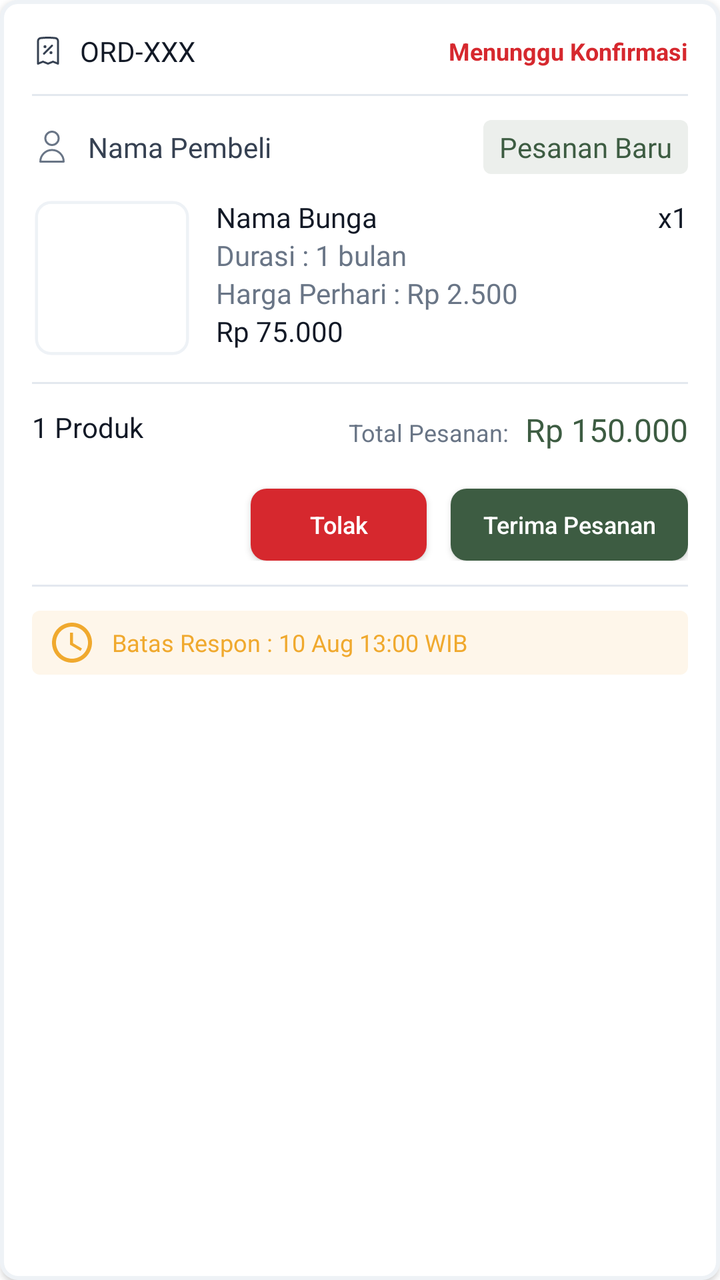
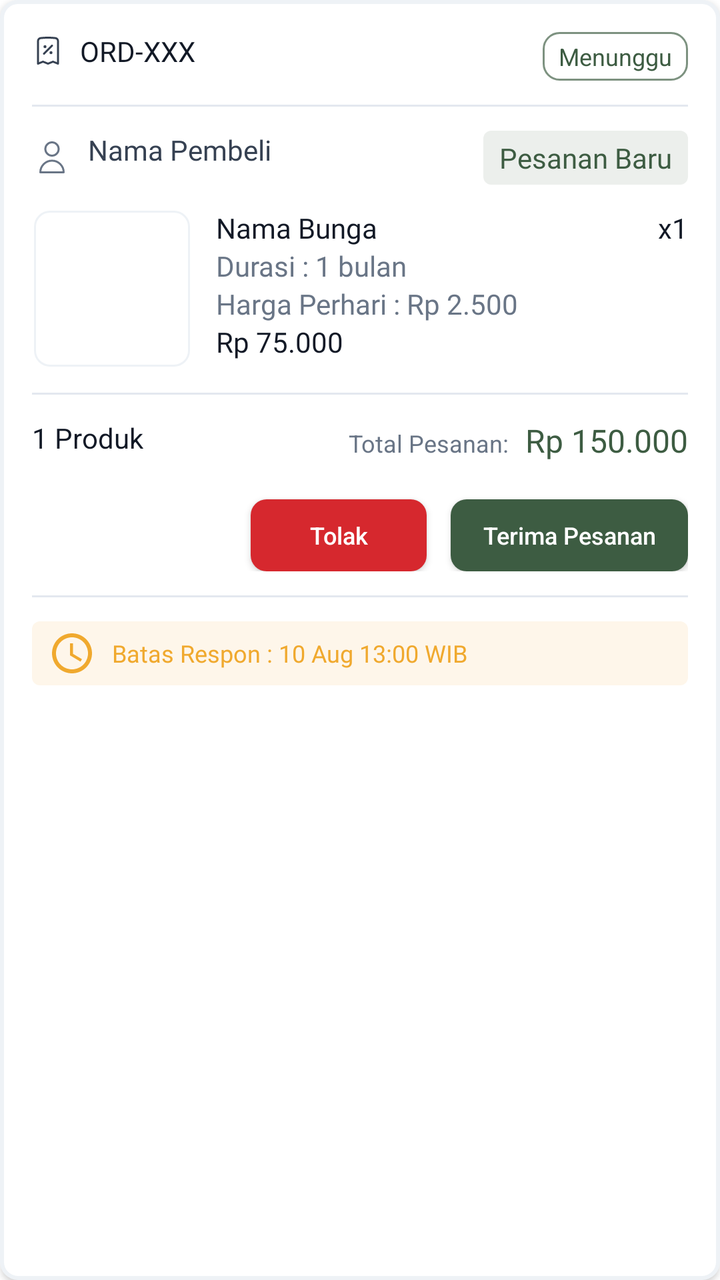

The first picture is an Android layout as it rendered before a commit; the second is the same layout after the commit. The layout source and the unified diff follow.
<!-- AndroidManifest.xml: application theme Theme.Florist -->
<!-- res/layout/item_seller_order.xml -->
<?xml version="1.0" encoding="utf-8"?>
<LinearLayout xmlns:android="http://schemas.android.com/apk/res/android"
    android:layout_width="match_parent"
    android:layout_height="wrap_content"
    xmlns:app="http://schemas.android.com/apk/res-auto"
    android:orientation="vertical"
    android:layout_marginHorizontal="16dp"
    android:layout_marginTop="12dp"
    android:background="@drawable/rounded_white_button"
    android:padding="16dp"
    android:elevation="2dp">

    <RelativeLayout
        android:layout_width="match_parent"
        android:layout_height="wrap_content"
        android:layout_marginBottom="12dp">

        <LinearLayout
            android:layout_width="wrap_content"
            android:layout_height="wrap_content"
            android:orientation="horizontal"
            android:gravity="center_vertical">

            <ImageView
                android:layout_width="16dp"
                android:layout_height="16dp"
                android:src="@drawable/ic_receipt"
                app:tint="@color/gray_700"/>

            <TextView
                android:id="@+id/tvOrderId"
                android:layout_width="wrap_content"
                android:layout_height="wrap_content"
                android:text="ORD-XXX"
                android:textColor="@color/gray_900"
                style="@style/label_lg_bold"
                android:layout_marginStart="8dp"/>
        </LinearLayout>

        <TextView
            android:id="@+id/tvOrderStatus"
            android:layout_width="wrap_content"
            android:layout_height="wrap_content"
            android:text="Menunggu Konfirmasi"
            android:textSize="12sp"
            android:textColor="@color/text_error"
            android:textStyle="bold"
            android:layout_alignParentEnd="true"
            android:layout_centerVertical="true"/>
    </RelativeLayout>

    <View
        android:layout_width="match_parent"
        android:layout_height="1dp"
        android:background="@color/gray_200"
        android:layout_marginBottom="12dp"/>

    <RelativeLayout
        android:layout_width="match_parent"
        android:layout_height="wrap_content"
        android:layout_marginBottom="12dp">

        <ImageView
            android:id="@+id/icUser"
            android:layout_width="20dp"
            android:layout_height="20dp"
            android:src="@drawable/user"
            app:tint="@color/gray_500"
            android:layout_centerVertical="true"/>

        <TextView
            android:id="@+id/tvBuyerName"
            android:layout_width="wrap_content"
            android:layout_height="wrap_content"
            android:text="Nama Pembeli"
            android:textColor="@color/gray_700"
            style="@style/body_md_regular"
            android:layout_marginStart="8dp"
            android:layout_toEndOf="@id/icUser"
            android:layout_centerVertical="true"/>

        <TextView
            android:layout_width="wrap_content"
            android:layout_height="wrap_content"
            android:text="Pesanan Baru"
            android:textColor="@color/olive_500"
            style="@style/body_md_medium"
            android:paddingHorizontal="8dp"
            android:paddingVertical="4dp"
            android:layout_alignParentEnd="true"
            android:background="@drawable/bg_accent_text"/>
    </RelativeLayout>

    <LinearLayout
        android:layout_width="match_parent"
        android:layout_height="wrap_content"
        android:orientation="horizontal">

        <ImageView
            android:id="@+id/imgOrderProduct"
            android:layout_width="80dp"
            android:layout_height="80dp"
            android:scaleType="centerCrop"
            android:background="@drawable/rounded_gray_layout"
            android:clipToOutline="true"/>

        <RelativeLayout
            android:layout_width="match_parent"
            android:layout_height="match_parent"
            android:layout_marginStart="12dp">

            <TextView
                android:id="@+id/tvOrderProductName"
                android:layout_width="match_parent"
                android:layout_height="wrap_content"
                android:text="Nama Bunga"
                android:textColor="@color/gray_900"
                style="@style/body_md_bold"
                android:maxLines="1"
                android:ellipsize="end"/>

            <TextView
                android:id="@+id/tvDuration"
                android:layout_width="wrap_content"
                android:layout_height="wrap_content"
                android:text="Durasi : 1 bulan"
                android:textColor="@color/gray_500"
                style="@style/label_lg_regular"
                android:layout_below="@id/tvOrderProductName"/>

            <TextView
                android:id="@+id/tvDurationPrice"
                android:layout_width="wrap_content"
                android:layout_height="wrap_content"
                android:text="Harga Perhari : Rp 2.500"
                android:textColor="@color/gray_500"
                style="@style/label_lg_regular"
                android:layout_below="@id/tvDuration"/>

            <TextView
                android:id="@+id/tvTotalPrice"
                android:layout_width="wrap_content"
                android:layout_height="wrap_content"
                android:text="Rp 75.000"
                android:textColor="@color/text_primary"
                style="@style/body_md_medium"
                android:layout_below="@id/tvDurationPrice"/>

            <TextView
                android:id="@+id/tvOrderQty"
                android:layout_width="wrap_content"
                android:layout_height="wrap_content"
                android:text="x1"
                android:textColor="@color/text_primary"
                style="@style/body_md_medium"
                android:layout_below="@id/tvDurationValue"
                android:layout_alignParentEnd="true"/>

        </RelativeLayout>
    </LinearLayout>

    <View
        android:layout_width="match_parent"
        android:layout_height="1dp"
        android:background="@color/gray_200"
        android:layout_marginVertical="12dp"/>

    <RelativeLayout
        android:layout_width="match_parent"
        android:layout_height="wrap_content"
        android:gravity="center_vertical">

        <TextView
            android:layout_width="wrap_content"
            android:layout_height="wrap_content"
            android:text="1 Produk"
            android:textColor="@color/text_primary"
            android:textSize="14sp"
            android:layout_gravity="start"/>

        <LinearLayout
            android:id="@+id/layoutGrandTotal"
            android:layout_width="wrap_content"
            android:layout_height="wrap_content"
            android:orientation="horizontal"
            android:layout_alignParentEnd="true">

            <TextView
                android:layout_width="wrap_content"
                android:layout_height="wrap_content"
                android:text="Total Pesanan:"
                android:textColor="@color/gray_500"
                android:textSize="12sp"
                android:layout_marginEnd="8dp"
                android:layout_marginBottom="24dp"/>

            <TextView
                android:id="@+id/tvOrderGrandTotal"
                android:layout_width="wrap_content"
                android:layout_height="wrap_content"
                android:text="Rp 150.000"
                android:textColor="@color/olive_500"
                style="@style/title_md_bold"/>
        </LinearLayout>

        <androidx.appcompat.widget.AppCompatButton
            android:id="@+id/btnReject"
            android:layout_width="wrap_content"
            android:layout_height="36dp"
            android:text="Tolak"
            android:textSize="12sp"
            android:layout_marginEnd="12dp"
            android:textColor="@color/white"
            android:background="@drawable/rounded_error_button"
            android:layout_toStartOf="@id/btnOrderAction"
            android:layout_below="@id/layoutGrandTotal"
            android:paddingHorizontal="16dp"
            android:textAllCaps="false"/>

        <androidx.appcompat.widget.AppCompatButton
            android:id="@+id/btnOrderAction"
            android:layout_width="wrap_content"
            android:layout_height="36dp"
            android:text="Terima Pesanan"
            android:textSize="12sp"
            android:textColor="@color/white"
            android:background="@drawable/rounded_success_button"
            android:layout_alignParentEnd="true"
            android:layout_below="@id/layoutGrandTotal"
            android:paddingHorizontal="16dp"
            android:textAllCaps="false"/>

    </RelativeLayout>

    <View
        android:layout_width="match_parent"
        android:layout_height="1dp"
        android:background="@color/gray_200"
        android:layout_marginVertical="12dp"/>

    <LinearLayout
        android:layout_width="match_parent"
        android:layout_height="wrap_content"
        android:orientation="horizontal"
        android:paddingHorizontal="8dp"
        android:paddingVertical="4dp"
        android:background="@drawable/bg_warning_text">

        <ImageView
            android:id="@+id/icAccessTime"
            android:layout_width="wrap_content"
            android:layout_height="wrap_content"
            android:layout_marginEnd="8dp"
            android:src="@drawable/ic_access_time"
            app:tint="@color/text_warning"/>

        <TextView
            android:layout_width="wrap_content"
            android:layout_height="wrap_content"
            android:text="Batas Respon : 10 Aug 13:00 WIB"
            android:textColor="@color/text_warning"
            android:textSize="12sp"
            style="@style/body_sm_bold"
            android:layout_gravity="center_vertical"/>
    </LinearLayout>

</LinearLayout>
<!-- resources referenced by this layout -->
<resources>
  <color name="gray_200">#E3E8EF</color>
  <color name="gray_500">#697586</color>
  <color name="gray_700">#364152</color>
  <color name="gray_900">#121926</color>
  <color name="olive_500">#3D5C42</color>
  <color name="text_error">@color/red_500</color>
  <color name="text_primary">@color/gray_900</color>
  <color name="text_warning">@color/yellow_500</color>
  <color name="white">#FFFFFF</color>
  <!-- drawable rounded_gray_layout (drawable) -->
  <?xml version="1.0" encoding="utf-8"?>
  <shape xmlns:android="http://schemas.android.com/apk/res/android"
      android:shape="rectangle">
  
      <solid android:color="@color/white"/>
      <stroke android:color="@color/border_tertiary" android:width="3dp"/>
      <corners android:bottomLeftRadius="8dp"
          android:bottomRightRadius="8dp"
          android:topLeftRadius="8dp"
          android:topRightRadius="8dp"/>
  
  </shape>
  <style name="body_md_bold">
          <item name="android:fontFamily">@font/nunito_sans_bold</item>
          <item name="android:textSize">14sp</item>
          <item name="android:lineSpacingMultiplier">0.87</item>
          <item name="android:lineSpacingExtra">2sp</item>
      </style>
  <style name="body_md_medium">
          <item name="android:fontFamily">@font/nunitosans_regular</item>
          <item name="android:textSize">14sp</item>
          <item name="android:lineSpacingMultiplier">0.8</item>
          <item name="android:lineSpacingExtra">4sp</item>
      </style>
  <style name="body_md_regular">
          <item name="android:fontFamily">@font/nunitosans_regular</item>
          <item name="android:textSize">14sp</item>
          <item name="android:lineSpacingMultiplier">0.87</item>
          <item name="android:lineSpacingExtra">2sp</item>
      </style>
  <style name="body_sm_bold">
          <item name="android:fontFamily">@font/nunito_sans_bold</item>
          <item name="android:textSize">12sp</item>
          <item name="android:lineSpacingMultiplier">0.86</item>
          <item name="android:lineSpacingExtra">2sp</item>
      </style>
  <style name="label_lg_bold">
          <item name="android:fontFamily">@font/nunito_sans_bold</item>
          <item name="android:textSize">14sp</item>
          <item name="android:lineSpacingMultiplier">0.7</item>
          <item name="android:lineSpacingExtra">6sp</item>
      </style>
  <style name="title_md_bold">
          <item name="android:fontFamily">@font/nunito_sans_bold</item>
          <item name="android:textSize">16sp</item>
          <item name="android:lineSpacingMultiplier">0.44</item>
          <item name="android:lineSpacingExtra">10sp</item>
      </style>
  <color name="red_500">#D6282E</color>
  <color name="yellow_500">#F0A92E</color>
  <color name="surface_accent">@color/olive_50</color>
  <color name="surface_warning">@color/yellow_50</color>
  <color name="bg_error">@color/red_500</color>
  <color name="border_secondary">@color/gray_400</color>
  <color name="border_tertiary">@color/gray_100</color>
  <color name="bg_accent">@color/olive_500</color>
  <color name="gray_100">#EEF2F6</color>
  <color name="main_color">#3D5C42</color>
  <color name="teal_200">#FF03DAC5</color>
  <color name="teal_700">#FF018786</color>
  <color name="black">#121926</color>
  <color name="olive_50">#ECEFEC</color>
  <color name="yellow_50">#FEF6EA</color>
  <color name="gray_400">#9AA4B2</color>
  <!-- unchanged entries left out for length: 11 -->
</resources>

<!-- the commit's change to res/layout/item_seller_order.xml (unified diff, before → after) -->
@@ -29,7 +29,7 @@
 
             <TextView
                 android:id="@+id/tvOrderId"
-                android:layout_width="wrap_content"
+                android:layout_width="180dp"
                 android:layout_height="wrap_content"
                 android:text="ORD-XXX"
                 android:textColor="@color/gray_900"
@@ -41,10 +41,12 @@
             android:id="@+id/tvOrderStatus"
             android:layout_width="wrap_content"
             android:layout_height="wrap_content"
-            android:text="Menunggu Konfirmasi"
-            android:textSize="12sp"
-            android:textColor="@color/text_error"
-            android:textStyle="bold"
+            android:text="Menunggu"
+            android:textSize="12sp"
+            android:textColor="@color/olive_500"
+            android:background="@drawable/rounded_green_border_button"
+            android:paddingHorizontal="8dp"
+            android:paddingVertical="4dp"
             android:layout_alignParentEnd="true"
             android:layout_centerVertical="true"/>
     </RelativeLayout>
@@ -70,16 +72,16 @@
 
         <TextView
             android:id="@+id/tvBuyerName"
-            android:layout_width="wrap_content"
-            android:layout_height="wrap_content"
-            android:text="Nama Pembeli"
-            android:textColor="@color/gray_700"
             style="@style/body_md_regular"
+            android:layout_width="wrap_content"
+            android:layout_height="wrap_content"
             android:layout_marginStart="8dp"
             android:layout_toEndOf="@id/icUser"
-            android:layout_centerVertical="true"/>
-
-        <TextView
+            android:text="Nama Pembeli"
+            android:textColor="@color/gray_700" />
+
+        <TextView
+            android:id="@+id/tvNewOrder"
             android:layout_width="wrap_content"
             android:layout_height="wrap_content"
             android:text="Pesanan Baru"
@@ -153,7 +155,6 @@
                 android:text="x1"
                 android:textColor="@color/text_primary"
                 style="@style/body_md_medium"
-                android:layout_below="@id/tvDurationValue"
                 android:layout_alignParentEnd="true"/>
 
         </RelativeLayout>
@@ -239,6 +240,7 @@
         android:layout_marginVertical="12dp"/>
 
     <LinearLayout
+        android:id="@+id/layoutAccessTime"
         android:layout_width="match_parent"
         android:layout_height="wrap_content"
         android:orientation="horizontal"
<!-- resource entries referenced after the edit -->
@@ -5,7 +5,6 @@
   <color name="gray_700">#364152</color>
   <color name="gray_900">#121926</color>
   <color name="olive_500">#3D5C42</color>
-  <color name="text_error">@color/red_500</color>
   <color name="text_primary">@color/gray_900</color>
   <color name="text_warning">@color/yellow_500</color>
   <color name="white">#FFFFFF</color>
@@ -15,12 +14,26 @@
       android:shape="rectangle">
   
       <solid android:color="@color/white"/>
-      <stroke android:color="@color/border_tertiary" android:width="3dp"/>
+      <stroke android:color="@color/border_tertiary" android:width="2dp"/>
       <corners android:bottomLeftRadius="8dp"
           android:bottomRightRadius="8dp"
           android:topLeftRadius="8dp"
           android:topRightRadius="8dp"/>
   
+  </shape>
+  <!-- drawable rounded_green_border_button (drawable) -->
+  <?xml version="1.0" encoding="utf-8"?>
+  <shape xmlns:android="http://schemas.android.com/apk/res/android"
+      android:shape="rectangle">
+  
+      <solid android:color="@color/white"/>
+      <stroke android:width="1dp" android:color="@color/border_accent"/>
+      <corners
+          android:bottomLeftRadius="8dp"
+          android:bottomRightRadius="8dp"
+          android:topLeftRadius="8dp"
+          android:topRightRadius="8dp"
+          />
   </shape>
   <style name="body_md_bold">
           <item name="android:fontFamily">@font/nunito_sans_bold</item>
@@ -65,6 +78,7 @@
   <color name="bg_error">@color/red_500</color>
   <color name="border_secondary">@color/gray_400</color>
   <color name="border_tertiary">@color/gray_100</color>
+  <color name="border_accent">@color/olive_300</color>
   <color name="bg_accent">@color/olive_500</color>
   <color name="gray_100">#EEF2F6</color>
   <color name="main_color">#3D5C42</color>
@@ -74,6 +88,7 @@
   <color name="olive_50">#ECEFEC</color>
   <color name="yellow_50">#FEF6EA</color>
   <color name="gray_400">#9AA4B2</color>
+  <color name="olive_300">#7D9280</color>
   <!-- unchanged entries left out for length: 11 -->
 </resources>
 
